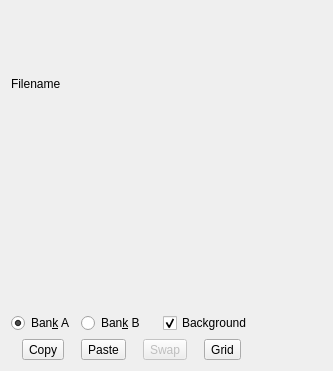
First picture: the form in src/tileset.ui, repository jpwhiting/nestool, before the edit.
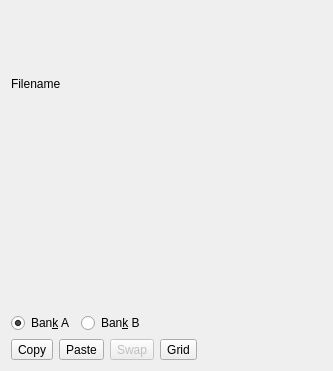
Second picture: the form after the edit. Custom widgets are drawn as their Qt base class.

Commit message:
Split nametables and sprites into separate tabs/workspaces.
Only show background palettes in nametables workspace.
Always refresh nametables when switching tileset banks.

Patch:
```diff
--- a/src/tileset.ui
+++ b/src/tileset.ui
@@ -51,16 +51,6 @@
      </property>
     </widget>
    </item>
-   <item row="2" column="4">
-    <widget class="QCheckBox" name="backgroundCheckBox">
-     <property name="text">
-      <string>Background</string>
-     </property>
-     <property name="checked">
-      <bool>true</bool>
-     </property>
-    </widget>
-   </item>
    <item row="1" column="0" colspan="5">
     <layout class="QGridLayout" name="tileGridLayout">
      <property name="spacing">
```
The commit also changes 4 other files.
